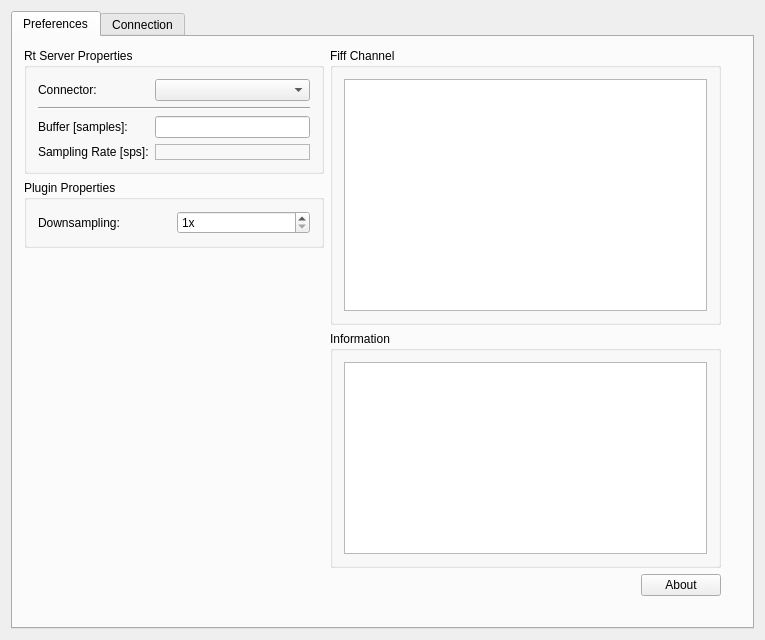
The window that mne_x/plugins/rtserver/FormFiles/rtserversetup.ui (mne-tools/mne-cpp) describes before a commit, drawn with Qt 5.
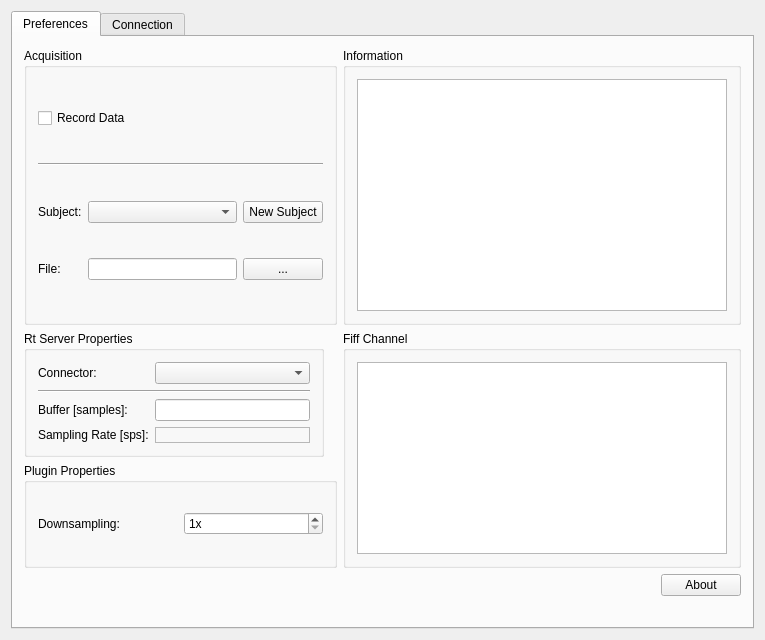
The same window after the commit.

Commit message: optional acquisition layout

```diff
--- a/mne_x/plugins/rtserver/FormFiles/rtserversetup.ui
+++ b/mne_x/plugins/rtserver/FormFiles/rtserversetup.ui
@@ -26,57 +26,27 @@
       <layout class="QVBoxLayout" name="verticalLayout_2">
        <item>
         <layout class="QGridLayout" name="m_qGridLayout_main">
-         <item row="3" column="1" colspan="2">
-          <widget class="QGroupBox" name="m_qGroupBox_Information">
-           <property name="minimumSize">
-            <size>
-             <width>0</width>
-             <height>0</height>
-            </size>
-           </property>
-           <property name="title">
-            <string>Information</string>
-           </property>
-           <layout class="QGridLayout" name="m_qGridLayout_Information">
-            <item row="0" column="0">
-             <widget class="QTextBrowser" name="m_qTextBrowser_Information"/>
-            </item>
-           </layout>
-          </widget>
-         </item>
-         <item row="4" column="2">
+         <item row="5" column="2">
           <widget class="QPushButton" name="m_qPushButton_About">
            <property name="text">
             <string>About</string>
            </property>
           </widget>
          </item>
-         <item row="0" column="1" rowspan="3" colspan="2">
-          <widget class="QGroupBox" name="m_qGroupBox_Channels">
-           <property name="title">
-            <string>Fiff Channel</string>
-           </property>
-           <layout class="QGridLayout" name="m_qGridLayout_Channel">
-            <item row="0" column="0">
-             <widget class="QColumnView" name="m_qColumnView_Channels"/>
-            </item>
-           </layout>
-          </widget>
-         </item>
-         <item row="2" column="3">
-          <spacer name="verticalSpacer_2">
+         <item row="5" column="1">
+          <spacer name="m_qHorizontalSpacer_About">
            <property name="orientation">
-            <enum>Qt::Vertical</enum>
+            <enum>Qt::Horizontal</enum>
            </property>
            <property name="sizeHint" stdset="0">
             <size>
-             <width>20</width>
-             <height>40</height>
+             <width>40</width>
+             <height>20</height>
             </size>
            </property>
           </spacer>
          </item>
-         <item row="1" column="0">
+         <item row="4" column="0">
           <widget class="QGroupBox" name="m_qGroupBox_PluginProperties">
            <property name="sizePolicy">
             <sizepolicy hsizetype="Minimum" vsizetype="Minimum">
@@ -126,7 +96,7 @@
            </layout>
           </widget>
          </item>
-         <item row="0" column="0">
+         <item row="3" column="0">
           <widget class="QGroupBox" name="m_qGroupBox_RtServerProperties">
            <property name="maximumSize">
             <size>
@@ -198,18 +168,92 @@
            </layout>
           </widget>
          </item>
-         <item row="4" column="1">
-          <spacer name="m_qHorizontalSpacer_About">
-           <property name="orientation">
-            <enum>Qt::Horizontal</enum>
+         <item row="0" column="0" rowspan="3">
+          <widget class="QGroupBox" name="m_qGroupBox_Acquisition">
+           <property name="title">
+            <string>Acquisition</string>
            </property>
-           <property name="sizeHint" stdset="0">
+           <layout class="QGridLayout" name="gridLayout">
+            <item row="3" column="1">
+             <widget class="QLineEdit" name="lineEdit"/>
+            </item>
+            <item row="3" column="2">
+             <widget class="QPushButton" name="pushButton">
+              <property name="text">
+               <string>...</string>
+              </property>
+             </widget>
+            </item>
+            <item row="3" column="0">
+             <widget class="QLabel" name="label">
+              <property name="text">
+               <string>File:</string>
+              </property>
+             </widget>
+            </item>
+            <item row="1" column="0" colspan="3">
+             <widget class="Line" name="line_2">
+              <property name="orientation">
+               <enum>Qt::Horizontal</enum>
+              </property>
+             </widget>
+            </item>
+            <item row="0" column="0" colspan="3">
+             <widget class="QCheckBox" name="checkBox">
+              <property name="text">
+               <string>Record Data</string>
+              </property>
+             </widget>
+            </item>
+            <item row="2" column="0">
+             <widget class="QLabel" name="m_qLabel_SubjectDescription">
+              <property name="text">
+               <string>Subject:</string>
+              </property>
+             </widget>
+            </item>
+            <item row="2" column="1">
+             <widget class="QComboBox" name="m_qComboBox_SubjectSelection"/>
+            </item>
+            <item row="2" column="2">
+             <widget class="QPushButton" name="m_qPushButton_NewSubject">
+              <property name="text">
+               <string>New Subject</string>
+              </property>
+             </widget>
+            </item>
+           </layout>
+          </widget>
+         </item>
+         <item row="0" column="1" rowspan="3" colspan="2">
+          <widget class="QGroupBox" name="m_qGroupBox_Information">
+           <property name="minimumSize">
             <size>
-             <width>40</width>
-             <height>20</height>
+             <width>0</width>
+             <height>0</height>
             </size>
            </property>
-          </spacer>
+           <property name="title">
+            <string>Information</string>
+           </property>
+           <layout class="QGridLayout" name="m_qGridLayout_Information">
+            <item row="0" column="0">
+             <widget class="QTextBrowser" name="m_qTextBrowser_Information"/>
+            </item>
+           </layout>
+          </widget>
+         </item>
+         <item row="3" column="1" rowspan="2" colspan="2">
+          <widget class="QGroupBox" name="m_qGroupBox_Channels">
+           <property name="title">
+            <string>Fiff Channel</string>
+           </property>
+           <layout class="QGridLayout" name="m_qGridLayout_Channel">
+            <item row="0" column="0">
+             <widget class="QColumnView" name="m_qColumnView_Channels"/>
+            </item>
+           </layout>
+          </widget>
          </item>
         </layout>
        </item>
```
Left out of the diff: 14 changed lines with no effect on the pictures. The commit also changes 1 other file.
